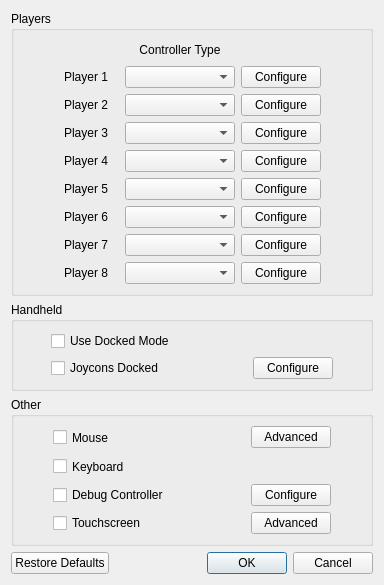
The window that src/yuzu/configuration/configure_input.ui (yuzu-emu-mirror/yuzu) describes before a commit, drawn with Qt 5.
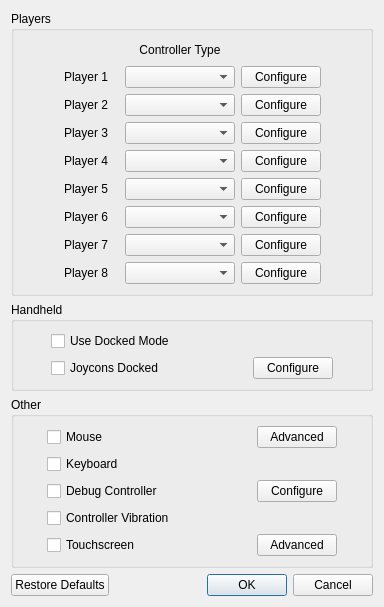
The same window after the commit.

Commit message:
configuration: Toggle controller vibrations
Allow toggling controller vibrations on/off, this is exactly the same as the setting found in System Settings on hardware.

```diff
--- a/src/yuzu/configuration/configure_input.ui
+++ b/src/yuzu/configuration/configure_input.ui
@@ -337,14 +337,15 @@
         <string>Other</string>
        </property>
        <layout class="QGridLayout" name="gridLayout_3">
+       <item row="0" column="1">
+         <widget class="QCheckBox" name="mouse_enabled">
+          <property name="text">
+           <string>Mouse</string>
+          </property>
+         </widget>
+        </item>
         <item row="1" column="1">
          <widget class="QCheckBox" name="keyboard_enabled">
-          <property name="minimumSize">
-           <size>
-            <width>0</width>
-            <height>23</height>
-           </size>
-          </property>
           <property name="text">
            <string>Keyboard</string>
           </property>
@@ -358,25 +359,19 @@
          </widget>
         </item>
         <item row="3" column="1">
+         <widget class="QCheckBox" name="vibration_enabled">
+          <property name="text">
+           <string>Controller Vibration</string>
+          </property>
+         </widget>
+        </item>
+        <item row="4" column="1">
          <widget class="QCheckBox" name="touchscreen_enabled">
           <property name="text">
            <string>Touchscreen</string>
           </property>
          </widget>
         </item>
-        <item row="0" column="1">
-         <widget class="QCheckBox" name="mouse_enabled">
-          <property name="minimumSize">
-           <size>
-            <width>0</width>
-            <height>23</height>
-           </size>
-          </property>
-          <property name="text">
-           <string>Mouse</string>
-          </property>
-         </widget>
-        </item>
         <item row="0" column="4">
          <spacer name="horizontalSpacer_7">
           <property name="orientation">
@@ -419,7 +414,7 @@
           </property>
          </spacer>
         </item>
-        <item row="3" column="3">
+        <item row="4" column="3">
          <widget class="QPushButton" name="touchscreen_advanced">
           <property name="text">
            <string>Advanced</string>
```
The commit also changes 8 other files.
